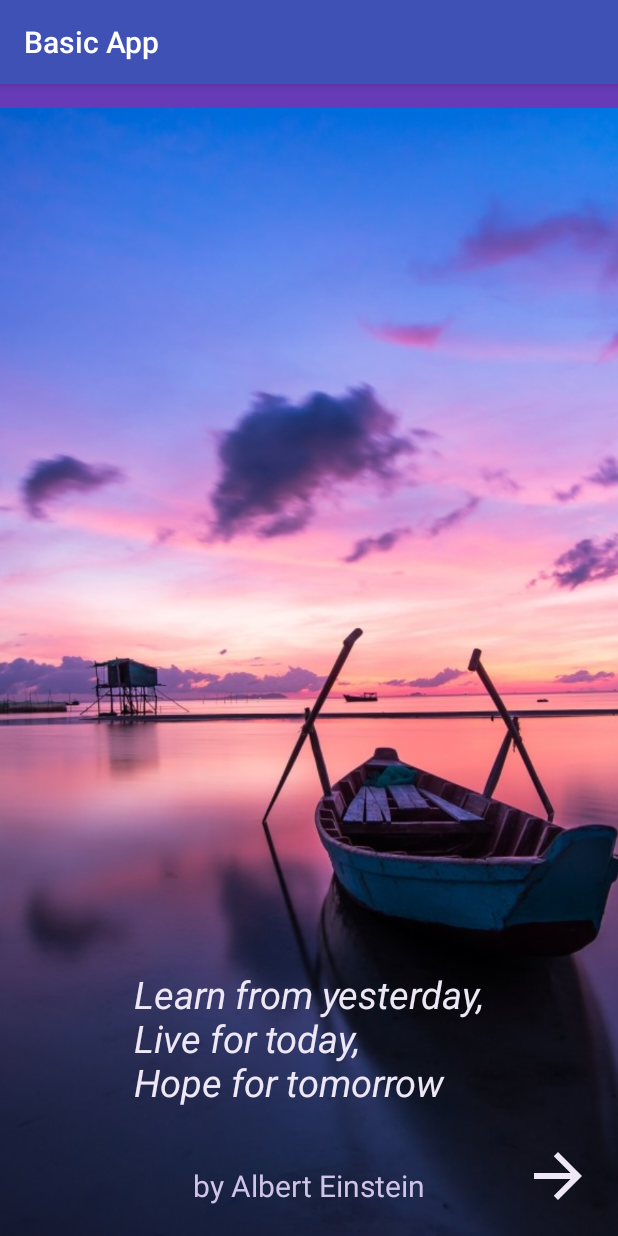
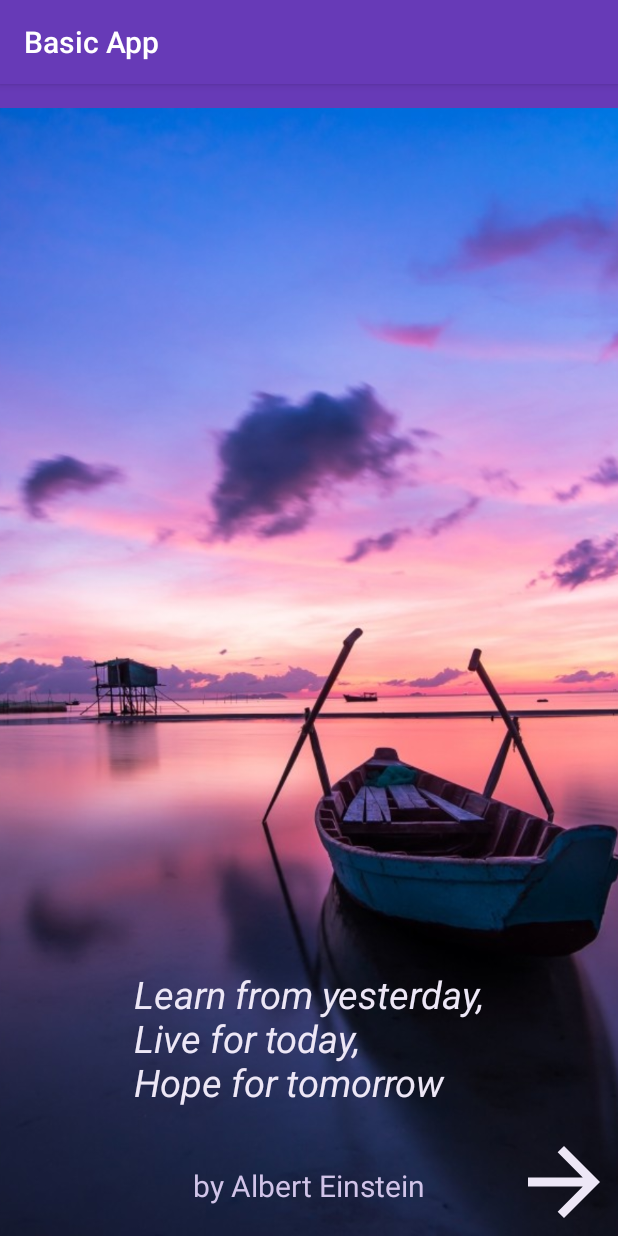
Before and after one commit to fathurzero/basicapp, an Android app: the screen it shows after launch (MainActivity), on a phone screen of 412 x 824 dp. Run offline under Robolectric (Android 15) with nearby library versions, the phone set to English and light mode, and no system bars.

Commit message:
Modifed layout n color

```diff
--- a/app/src/main/res/layout/activity_main.xml
+++ b/app/src/main/res/layout/activity_main.xml
@@ -40,11 +40,9 @@
     />
     <Button
         android:id="@+id/btn1"
-        android:layout_width="48dp"
-        android:layout_height="48dp"
+        android:layout_width="72dp"
+        android:layout_height="72dp"
         android:background="@drawable/ic_kanan"
-        android:layout_marginRight="16dp"
-        android:layout_marginBottom="16dp"
         android:onClick="pindahLayar"
         android:layout_alignParentBottom="true"
         android:layout_alignParentRight="true"
--- a/app/src/main/res/values/colors.xml
+++ b/app/src/main/res/values/colors.xml
@@ -1,6 +1,6 @@
 <?xml version="1.0" encoding="utf-8"?>
 <resources>
-    <color name="colorPrimary">#3F51B5</color>
-    <color name="colorPrimaryDark">#303F9F</color>
-    <color name="colorAccent">#FF4081</color>
+    <color name="colorPrimary">#673AB7</color>
+    <color name="colorPrimaryDark">#311B92</color>
+    <color name="colorAccent">#B388FF</color>
 </resources>
```
